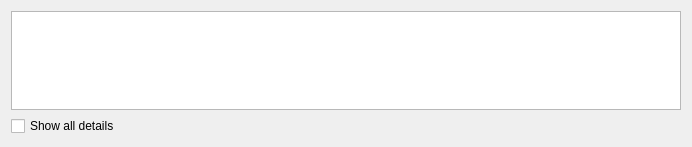
Above: newcertificatewizard/overviewpage.ui from sensama/kleopatra before the change. Below: the same form after it.
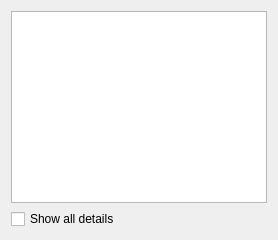
That is the form after the change.

Commit message: Implement OverviewPage

The edit to the form file:
```diff
--- a/newcertificatewizard/overviewpage.ui
+++ b/newcertificatewizard/overviewpage.ui
@@ -1,14 +1,6 @@
 <ui version="4.0" >
  <class>Kleo::NewCertificateUi::OverviewPage</class>
  <widget class="QWizardPage" name="Kleo::NewCertificateUi::OverviewPage" >
-  <property name="geometry" >
-   <rect>
-    <x>0</x>
-    <y>0</y>
-    <width>692</width>
-    <height>147</height>
-   </rect>
-  </property>
   <property name="title" >
    <string comment="@title" >Review Certificate Parameters</string>
   </property>
```
Left out of the diff: 22 changed lines with no effect on the pictures. The commit also changes 1 other file.
